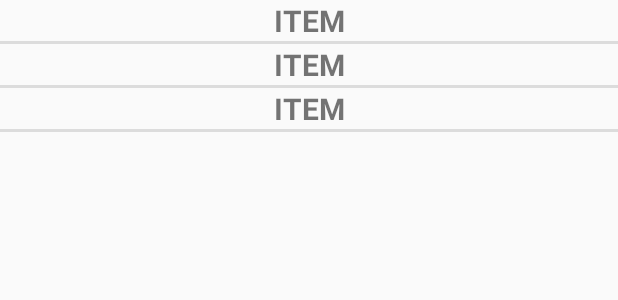
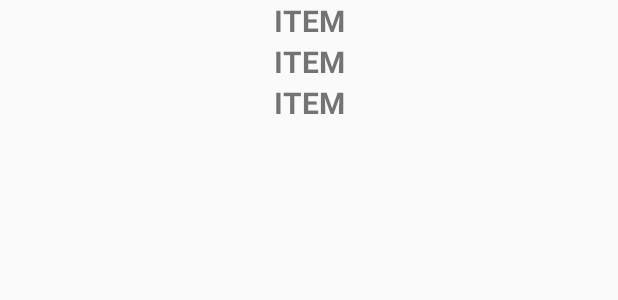
Before and after one commit to bj0/test-listview, an Android app built with Jetpack Compose: the layout pagea.xml on its own in the app's theme, with its tools: preview values and no code run, on a phone screen of 412 x 824 dp. Shown: the top 300 px of the screen. Run offline under Robolectric (Android 15) with nearby library versions, the phone set to English and light mode, and no system bars.

Commit message:
switch to recycler view

```diff
--- a/app/src/main/res/layout/item.xml
+++ b/app/src/main/res/layout/item.xml
@@ -8,13 +8,13 @@
                 type="String" />
     </data>
 
-    <androidx.constraintlayout.widget.ConstraintLayout xmlns:android="http://schemas.android.com/apk/res/android"
+    <LinearLayout xmlns:android="http://schemas.android.com/apk/res/android"
             android:layout_width="match_parent"
-            android:layout_height="match_parent">
+            android:layout_height="wrap_content">
 
         <TextView
                 android:layout_width="match_parent"
-                android:layout_height="match_parent"
+                android:layout_height="wrap_content"
                 android:gravity="center"
                 android:text="@{vm}"
                 android:textSize="20sp"
@@ -22,5 +22,5 @@
                 tools:text="ITEM" />
 
 
-    </androidx.constraintlayout.widget.ConstraintLayout>
+    </LinearLayout>
 </layout>
--- a/app/src/main/res/layout/pagea.xml
+++ b/app/src/main/res/layout/pagea.xml
@@ -13,16 +13,29 @@
             android:layout_width="match_parent"
             android:layout_height="match_parent">
 
-        <ListView
+        <androidx.recyclerview.widget.RecyclerView
                 android:id="@+id/list"
                 android:layout_width="0dp"
                 android:layout_height="0dp"
-                android:dividerHeight="2dp"
                 app:layout_constraintBottom_toBottomOf="parent"
                 app:layout_constraintLeft_toLeftOf="parent"
                 app:layout_constraintRight_toRightOf="parent"
                 app:layout_constraintTop_toTopOf="parent"
-                tools:listitem="@layout/item" />
+                app:layoutManager="androidx.recyclerview.widget.LinearLayoutManager"
+                tools:listitem="@layout/item"
+                tools:itemCount="3"/>
+
+
+        <!--        <ListView-->
+        <!--                android:id="@+id/list"-->
+        <!--                android:layout_width="0dp"-->
+        <!--                android:layout_height="0dp"-->
+        <!--                android:dividerHeight="2dp"-->
+        <!--                app:layout_constraintBottom_toBottomOf="parent"-->
+        <!--                app:layout_constraintLeft_toLeftOf="parent"-->
+        <!--                app:layout_constraintRight_toRightOf="parent"-->
+        <!--                app:layout_constraintTop_toTopOf="parent"-->
+        <!--                tools:listitem="@layout/item" />-->
 
 
     </androidx.constraintlayout.widget.ConstraintLayout>
```
Also changed, not shown: app/src/main/java/com/test/testlv/Adapter.kt (+7 -0 lines), app/src/main/java/com/test/testlv/LvAdapter.kt (+17 -16 lines).
